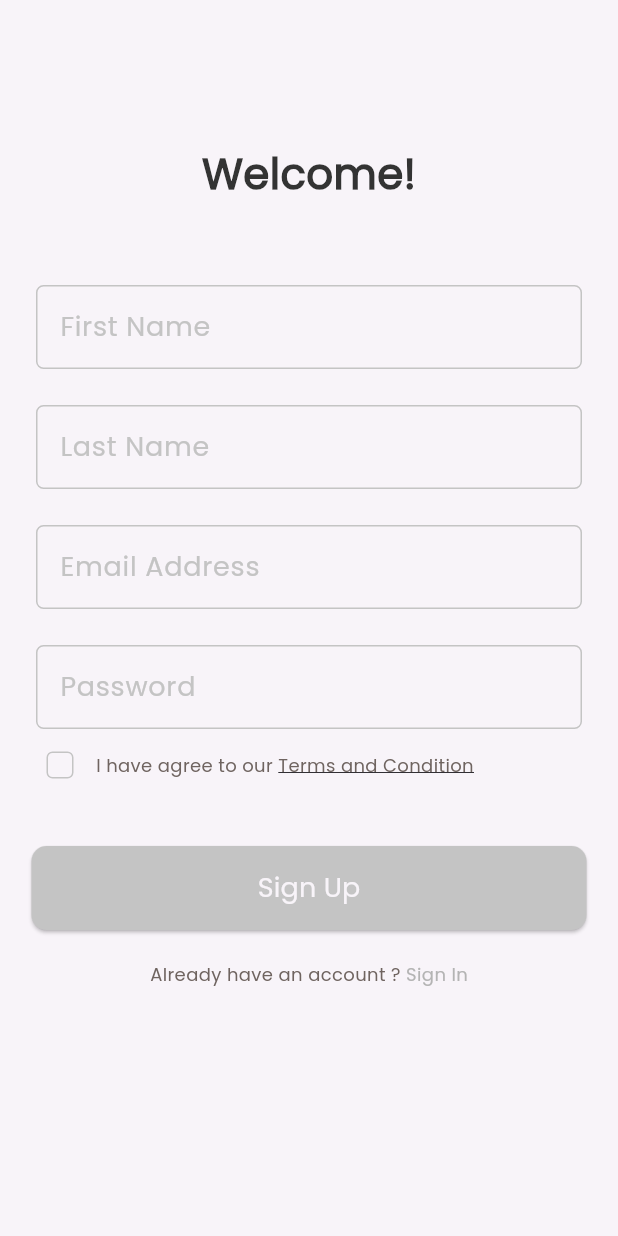
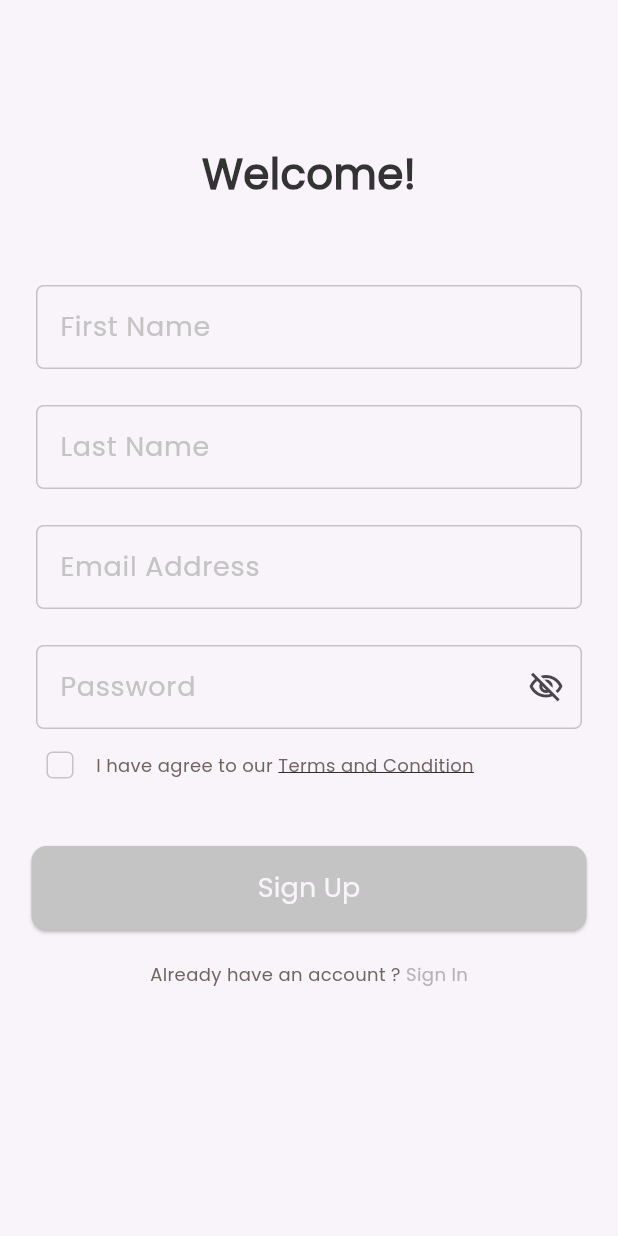
Before and after one commit to Eng-Mosad-99/dalil, a Flutter app: the SignUpView screen opened by its route, on a phone screen of 412 x 824 dp. Run offline on Flutter 3.47's test engine with Material 3 defaults, Android fonts, the phone set to English and light mode, and no system bars; our stand-ins replace firebase_auth, firebase_core, flutter_bloc, fluttertoast, get_it, go_router and 2 more; accounts and stored records are empty.

Commit message:
fix auth cubit bug

```diff
--- a/lib/core/routes/app_router.dart
+++ b/lib/core/routes/app_router.dart
@@ -1,6 +1,7 @@
 import 'package:dalil/core/services/service_locator.dart';
 import 'package:dalil/features/auth/features/auth_cubit/cubit/auth_cubit.dart';
 import 'package:dalil/features/auth/features/views/sign_up_view.dart';
+import 'package:dalil/features/home/presentation/views/home_view.dart';
 import 'package:dalil/features/on_boarding/presentation/views/on_boarding_view.dart';
 import 'package:dalil/features/splash/presentation/views/splash_view.dart';
 import 'package:flutter_bloc/flutter_bloc.dart';
@@ -20,15 +21,19 @@ final GoRouter router = GoRouter(routes: [
   GoRoute(
     path: '/signUp',
     builder: (context, state) => BlocProvider(
-      create: (context) => getIt<AuthCubit>(),
+      create: (context) => AuthCubit(),
       child: const SignUpView(),
     ),
   ),
   GoRoute(
     path: '/signIn',
     builder: (context, state) => BlocProvider(
-      create: (context) => getIt<AuthCubit>(),
+      create: (context) => AuthCubit(),
       child: const SignInView(),
     ),
   ),
+  GoRoute(
+    path: '/home',
+    builder: (context, state) => const HomeView(),
+  ),
 ]);
--- a/lib/features/auth/features/auth_cubit/cubit/auth_state.dart
+++ b/lib/features/auth/features/auth_cubit/cubit/auth_state.dart
@@ -12,4 +12,6 @@ final class SignUpFailureState extends AuthState {
   SignUpFailureState(this.errorMessage);
 }
 
-final class updateTermsAndConditionCheckBoxState extends AuthState {}
+final class UpdateTermsAndConditionCheckBoxState extends AuthState {}
+
+final class ObscurePasswordTextUpdateState extends AuthState {}
--- a/lib/features/auth/features/views/sign_up_view.dart
+++ b/lib/features/auth/features/views/sign_up_view.dart
@@ -1,4 +1,5 @@
 import 'package:dalil/core/utils/app_strings.dart';
+import 'package:dalil/core/widgets/custom_navigate.dart';
 import 'package:flutter/material.dart';
 import '../widgets/custom_sign_up_form.dart';
 import '../widgets/have_an_account_widget.dart';
@@ -9,30 +10,30 @@ class SignUpView extends StatelessWidget {
 
   @override
   Widget build(BuildContext context) {
-    return const Scaffold(
+    return Scaffold(
       body: Padding(
-        padding: EdgeInsets.all(16.0),
+        padding: const EdgeInsets.all(16.0),
         child: CustomScrollView(
           slivers: [
-            SliverToBoxAdapter(
+            const SliverToBoxAdapter(
               child: SizedBox(
                 height: 80,
               ),
             ),
-            SliverToBoxAdapter(
+            const SliverToBoxAdapter(
               child: WelcomeTextWidget(
                 text: AppStrings.welcome,
               ),
             ),
-            SliverToBoxAdapter(
+            const SliverToBoxAdapter(
               child: SizedBox(
                 height: 30,
               ),
             ),
-            SliverToBoxAdapter(
+            const SliverToBoxAdapter(
               child: CustomSignUpForm(),
             ),
-            SliverToBoxAdapter(
+            const SliverToBoxAdapter(
               child: SizedBox(
                 height: 16,
               ),
@@ -41,6 +42,9 @@ class SignUpView extends StatelessWidget {
               child: HaveAnAccountWidget(
                 textOne: AppStrings.alreadyHaveAnAccount,
                 textTwo: AppStrings.signIn,
+                onTap: () {
+                  customNavigate(context, '/signIn');
+                },
               ),
             ),
           ],
--- a/lib/features/auth/features/widgets/custom_sign_up_form.dart
+++ b/lib/features/auth/features/widgets/custom_sign_up_form.dart
@@ -1,7 +1,10 @@
+import 'package:dalil/core/functions/custom_toast.dart';
 import 'package:dalil/core/utils/app_colors.dart';
+import 'package:dalil/core/widgets/custom_navigate.dart';
 import 'package:dalil/features/auth/features/auth_cubit/cubit/auth_cubit.dart';
 import 'package:flutter/material.dart';
 import 'package:flutter_bloc/flutter_bloc.dart';
+import 'package:fluttertoast/fluttertoast.dart';
 
 import '../../../../core/utils/app_strings.dart';
 import '../../../../core/widgets/custom_btn.dart';
@@ -20,7 +23,14 @@ class _CustomSignUpFormState extends State<CustomSignUpForm> {
   @override
   Widget build(BuildContext context) {
     return BlocConsumer<AuthCubit, AuthState>(
-      listener: (context, state) {},
+      listener: (context, state) {
+        if (state is SignUpSuccessState) {
+          customToast('Account Created Successfully');
+          customReplacementNavigate(context, '/home');
+        } else if (state is SignUpFailureState) {
+          customToast(state.errorMessage);
+        }
+      },
       builder: (context, state) {
         AuthCubit authCubit = BlocProvider.of<AuthCubit>(context);
         return Form(
@@ -47,6 +57,17 @@ class _CustomSignUpFormState extends State<CustomSignUpForm> {
               ),
               CustomTextFormField(
                 lblText: AppStrings.password,
+                obscureText: authCubit.obscurePasswordTextValue,
+                suffixIcon: IconButton(
+                  icon: Icon(
+                    authCubit.obscurePasswordTextValue == true
+                        ? Icons.visibility_off_outlined
+                        : Icons.visibility_rounded,
+                  ),
+                  onPressed: () {
+                    authCubit.obscurePasswordText();
+                  },
+                ),
                 onChanged: (password) {
                   authCubit.password = password;
                 },
@@ -55,14 +76,19 @@ class _CustomSignUpFormState extends State<CustomSignUpForm> {
               const SizedBox(
                 height: 30,
               ),
-              CustomButton(
+              state is SignUpLoadingState
+                  ? const CircularProgressIndicator(
+                      color: AppColors.kPrimarycolor,
+                    )
+                  : CustomButton(
                       text: AppStrings.signUp,
                       color: authCubit.termsAndConditionCheckBoxValue == true
                           ? null
                           : AppColors.grey,
                       onPressed: () {
                         if (authCubit.termsAndConditionCheckBoxValue == true) {
-                    if (authCubit.signUpFormKey.currentState!.validate()) {
+                          if (authCubit.signUpFormKey.currentState!
+                              .validate()) {
                             authCubit.signUpWithEmailAndPassword();
                           }
                         }
--- a/lib/features/auth/features/widgets/custom_text_field.dart
+++ b/lib/features/auth/features/widgets/custom_text_field.dart
@@ -1,21 +1,28 @@
+// ignore_for_file: must_be_immutable
+
 import 'package:flutter/material.dart';
 
 import '../../../../core/utils/app_colors.dart';
 import '../../../../core/utils/app_text_styles.dart';
 
 class CustomTextFormField extends StatelessWidget {
-  const CustomTextFormField(
+  CustomTextFormField(
       {super.key,
       required this.lblText,
       this.onChanged,
-      this.onFieldSubmitted});
+      this.onFieldSubmitted,
+      this.obscureText,
+      this.suffixIcon});
   final String lblText;
   final void Function(String)? onChanged, onFieldSubmitted;
+  final Widget? suffixIcon;
+  bool? obscureText = true;
   @override
   Widget build(BuildContext context) {
     return Padding(
       padding: const EdgeInsets.only(right: 8, left: 8, top: 24),
       child: TextFormField(
+        obscureText: obscureText ?? false,
         validator: (value) {
           if (value!.isEmpty) {
             return 'This field is required';
@@ -26,6 +33,7 @@ class CustomTextFormField extends StatelessWidget {
         onFieldSubmitted: onFieldSubmitted,
         decoration: InputDecoration(
           labelText: lblText,
+          suffixIcon: suffixIcon,
           labelStyle: CustomTextStyles.poppins500style18,
           enabledBorder: getBorderStyle(),
           focusedBorder: getBorderStyle(),
--- a/lib/features/auth/features/widgets/have_an_account_widget.dart
+++ b/lib/features/auth/features/widgets/have_an_account_widget.dart
@@ -4,11 +4,14 @@ import 'package:flutter/material.dart';
 
 class HaveAnAccountWidget extends StatelessWidget {
   const HaveAnAccountWidget(
-      {super.key, required this.textOne, required this.textTwo});
+      {super.key, required this.textOne, required this.textTwo, this.onTap});
   final String textOne, textTwo;
+  final void Function()? onTap;
   @override
   Widget build(BuildContext context) {
-    return Align(
+    return GestureDetector(
+      onTap: onTap,
+      child: Align(
         child: Text.rich(
           TextSpan(
             children: [
@@ -25,6 +28,7 @@ class HaveAnAccountWidget extends StatelessWidget {
             ],
           ),
         ),
+      ),
     );
   }
 }
--- a/lib/features/splash/presentation/views/splash_view.dart
+++ b/lib/features/splash/presentation/views/splash_view.dart
@@ -2,6 +2,7 @@ import 'package:dalil/core/database/cache/cache_helper.dart';
 import 'package:dalil/core/services/service_locator.dart';
 import 'package:dalil/core/utils/app_strings.dart';
 import 'package:dalil/core/utils/app_text_styles.dart';
+import 'package:firebase_auth/firebase_auth.dart';
 import 'package:flutter/material.dart';
 import '../../../../core/widgets/custom_navigate.dart';
 
@@ -13,14 +14,15 @@ class SplashView extends StatefulWidget {
 }
 
 class _SplashViewState extends State<SplashView> {
-
   @override
   void initState() {
     super.initState();
     bool isOnBoardingShown =
         getIt<CacheHelper>().getData(key: 'isOnBoardingShown') ?? false;
     if (isOnBoardingShown == true) {
-      delayedNavigate(context, '/signUp');
+      FirebaseAuth.instance.currentUser == null
+          ? delayedNavigate(context, '/signUp')
+          : delayedNavigate(context, '/home');
     } else {
       delayedNavigate(context, '/onBoarding');
     }
--- a/pubspec.yaml
+++ b/pubspec.yaml
@@ -42,6 +42,7 @@ dependencies:
   get_it: ^7.6.7
   flutter_bloc: ^8.1.6
   firebase_auth: ^4.17.8
+  fluttertoast: ^8.2.5
 
 dev_dependencies:
   flutter_test:
```
Also changed, not shown: lib/core/functions/custom_toast.dart (added, +15 -0 lines), lib/features/auth/features/auth_cubit/cubit/auth_cubit.dart (+11 -1 lines), lib/features/auth/features/views/sign_in_view.dart (+16 -1 lines), lib/features/home/presentation/views/home_view.dart (added, +27 -0 lines), pubspec.lock, 1 other file. Lines whose indentation alone changed are shown as unchanged.
